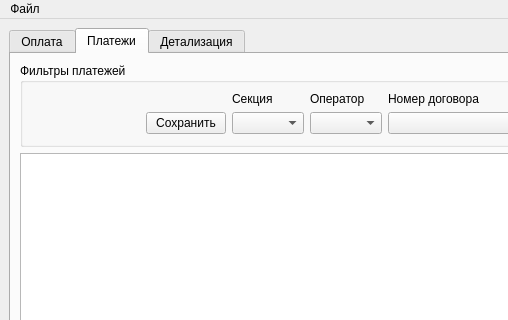
The window that plugins/logic/gui/mainwindow.ui (VirtUalProtoss/Kashier) describes before a commit, drawn with Qt 5; both pictures show x 0 to 508 and y 0 to 320 of the 1142 by 695 pixel window.
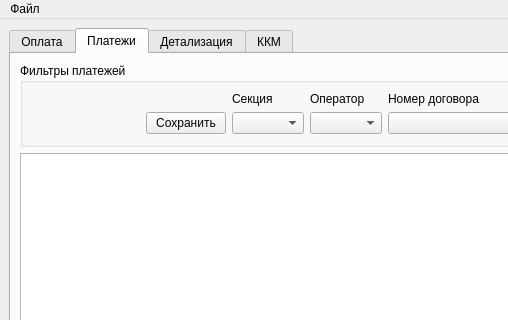
The same window after the commit. The open tabs and pages were chosen to show the change. Icons and pictures are not drawn.

Commit message: UI tab rename

Patch:
```diff
--- a/plugins/logic/gui/mainwindow.ui
+++ b/plugins/logic/gui/mainwindow.ui
@@ -488,6 +488,11 @@
         </item>
        </layout>
       </widget>
+      <widget class="QWidget" name="tabKKM">
+       <attribute name="title">
+        <string>ККМ</string>
+       </attribute>
+      </widget>
      </widget>
     </item>
    </layout>
```
Left out of the diff: 8 changed lines with no effect on the pictures.
